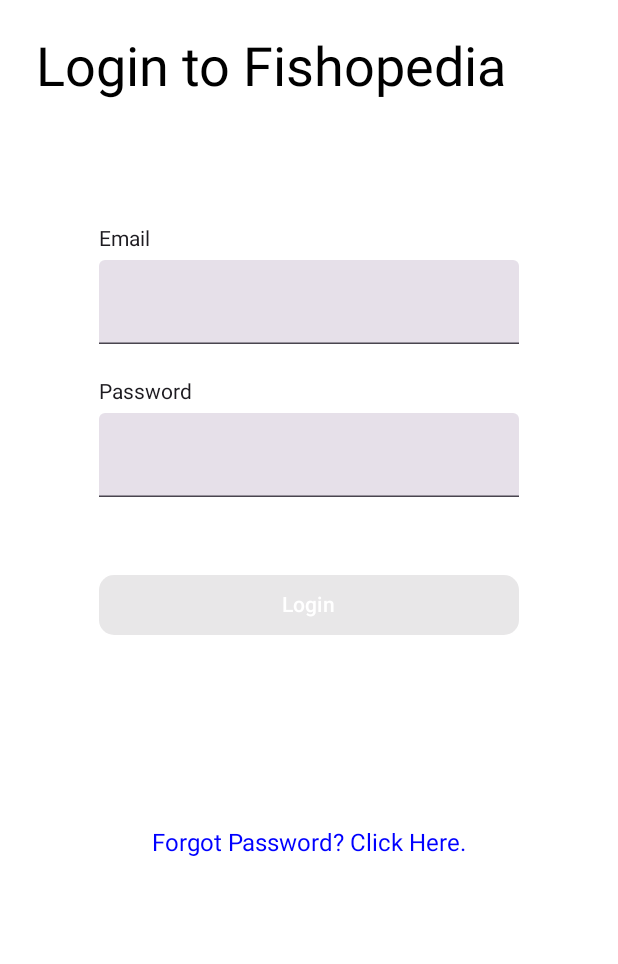
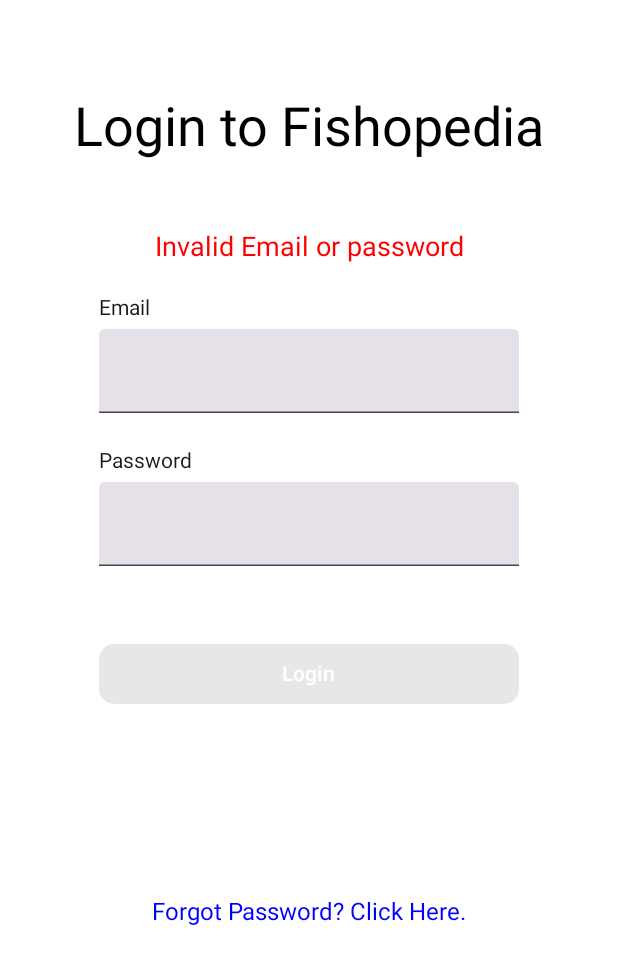
Before and after one commit to Ejswarrior/hookset-mobile, an Android app built with Jetpack Compose: the Login screen opened directly, with no data from a screen before it, on a phone screen of 412 x 824 dp. Shown: the top 964 px of the screen. Run offline under Robolectric (Android 15) with nearby library versions, the phone set to English and light mode, and no system bars; 1 statement that could not run was skipped.

Commit message:
fix: added some ui improvements to login screen

```diff
--- a/app/src/main/java/com/example/hookset_mobile/screens/Login/Login.kt
+++ b/app/src/main/java/com/example/hookset_mobile/screens/Login/Login.kt
@@ -6,7 +6,6 @@ import androidx.activity.ComponentActivity
 import androidx.activity.compose.setContent
 import androidx.compose.foundation.background
 import androidx.compose.foundation.clickable
-import androidx.compose.foundation.layout.Arrangement
 import androidx.compose.foundation.layout.Column
 import androidx.compose.foundation.layout.Row
 import androidx.compose.foundation.layout.fillMaxHeight
@@ -66,25 +65,29 @@ class Login(): ComponentActivity() {
     fun LoginPage(modifier: Modifier = Modifier) {
         Surface(modifier = modifier
             .background(color = Color.White)
-            .padding(vertical = 24.dp, horizontal = 24.dp)
+            .padding(top = 64.dp, bottom = 24.dp, start = 24.dp, end = 24.dp)
             .fillMaxWidth()
             .fillMaxHeight(), color = Color.White) {
             Column{
-                Row(modifier = Modifier.padding(bottom = 85.dp),verticalAlignment = Alignment.Top, horizontalArrangement = Arrangement.End) {
+                Column(Modifier.fillMaxWidth(), horizontalAlignment = Alignment.CenterHorizontally) {
+
                     Text(
                         text = "Login to Fishopedia",
                         color = Color.Black,
                         fontSize = 36.sp,
-                        modifier = Modifier
+
+                        modifier = Modifier.padding(bottom = 48.dp)
                     )
                 }
+
+
                 Column(Modifier.fillMaxWidth(), horizontalAlignment = Alignment.CenterHorizontally) {
-                    if(hasError) Text(text = "Invalid Email or password", color = Color.Red, fontSize = 16.sp, modifier = Modifier)
+                    Text(text = "Invalid Email or password", color = Color.Red, fontSize = 18.sp, modifier = Modifier.padding(bottom = 22.dp))
                     HooksetInput(modifier, "Email", email, onChange = { onChange(it, "email") })
 
-                    HooksetInput(modifier, "Password", email, onChange = { onChange(it, "password") })
+                    HooksetInput(modifier, "Password", password, onChange = { onChange(it, "password") })
                     Row(modifier = Modifier.padding(top = 24.dp)) {
-                        HooksetButton(modifier).button(variant = "primary", buttonText = "Login", disabled = true, onButtonClick = { runBlocking { launch {  login() }}})
+                        HooksetButton(modifier).button(variant = "primary", buttonText = "Login", disabled = if(email.isNotEmpty() && password.isNotEmpty()) false else true, onButtonClick = { runBlocking { launch {  login() }}})
                     }
                 }
 
```
